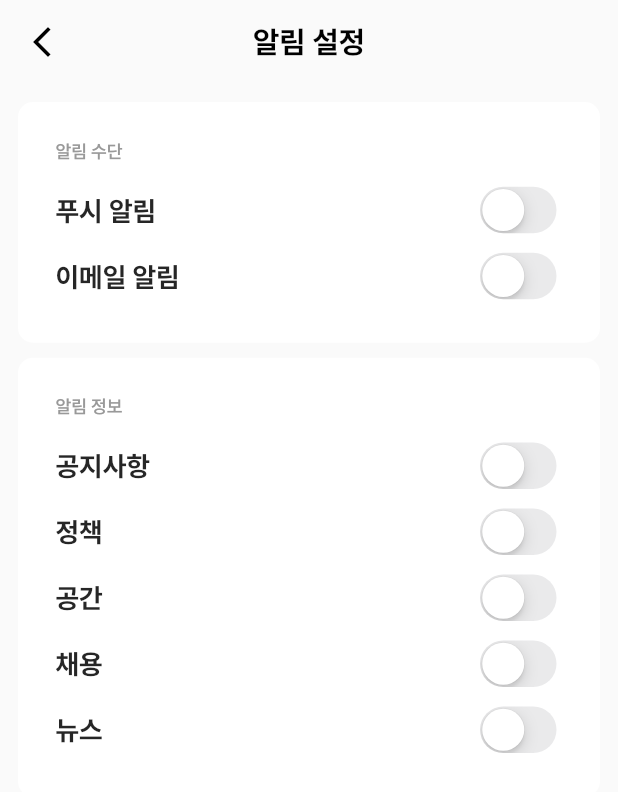
After one commit to buildin-official/ITNun-Flutter, a Flutter app: the SettingNotificationView screen opened by its route, on a phone screen of 412 x 824 dp. The commit adds this screen. Shown: the top 792 px of the screen. Run offline on Flutter 3.47's test engine with Material 2 defaults, Android fonts, the phone set to English and light mode, and no system bars; our stand-ins replace badges, flutter_hooks, get_it, go_router, injectable; project files that could hold a hidden picture were left out.

Commit message:
feat: add setting_notification page

```diff
--- /dev/null
+++ b/lib/auth/presentation/view/setting/setting_notification_view.dart
@@ -0,0 +1,136 @@
+import 'package:flutter/cupertino.dart';
+import 'package:flutter/material.dart';
+import 'package:flutter_hooks/flutter_hooks.dart';
+import 'package:itnun/common/consts.dart';
+import 'package:itnun/common/palette.dart';
+import 'package:itnun/core/presentation/widget/app_back_button.dart';
+
+class SettingNotificationView extends StatelessWidget {
+  const SettingNotificationView({Key? key}) : super(key: key);
+
+  @override
+  Widget build(BuildContext context) {
+    return Scaffold(
+      appBar:AppBar(
+        leading: const AppBackButton(),
+        title: const Text("알림 설정")
+      ),
+      body: const Padding(
+        padding: EdgeInsetsDirectional.all(12),
+        child:_SettingNotificationLayout()
+      )
+    );
+  }
+}
+
+class _SettingNotificationLayout extends HookWidget {
+  const _SettingNotificationLayout({Key? key}) : super(key: key);
+
+  @override
+  Widget build(BuildContext context) {
+    final pushNotification = useState(false);
+    final emailNotification = useState(false);
+    final notification = useState(false);
+    final policyNotification = useState(false);
+    final spaceNotification = useState(false);
+    final hireNotification = useState(false);
+    final newsNotification = useState(false);
+    // TODO: change this parts with bloc
+
+    return Column(
+      children: [
+        _NotificationSwitchContainer(
+          title: "알림 수단",
+          children: [
+            _ToggleSwitch(status: pushNotification, title: "푸시 알림"),
+            const SizedBox(height:5),
+            _ToggleSwitch(status: emailNotification, title: "이메일 알림"),
+          ]
+        ),
+        const SizedBox(height:10),
+        _NotificationSwitchContainer(
+            title: "알림 정보",
+            children: [
+              _ToggleSwitch(status: notification, title: "공지사항"),
+              const SizedBox(height:5),
+              _ToggleSwitch(status: policyNotification, title: "정책"),
+              const SizedBox(height:5),
+              _ToggleSwitch(status: spaceNotification, title: "공간"),
+              const SizedBox(height:5),
+              _ToggleSwitch(status: hireNotification, title: "채용"),
+              const SizedBox(height:5),
+              _ToggleSwitch(status: newsNotification, title: "뉴스"),
+            ]
+        )
+      ],
+    );
+  }
+}
+
+class _NotificationSwitchContainer extends StatelessWidget {
+  final String title;
+  final List<Widget> children;
+
+  const _NotificationSwitchContainer({Key? key, required this.title, required this.children}) : super(key: key);
+
+  @override
+  Widget build(BuildContext context) {
+    return Container(
+        decoration: BoxDecoration(borderRadius: BorderRadius.circular(10), color: Colors.white,),
+        child: Padding(
+          padding: const EdgeInsetsDirectional.all(25),
+          child: Column(
+            crossAxisAlignment: CrossAxisAlignment.start,
+            children: [
+              Text(
+                title,
+                style: TextStyle(
+                  fontFamily: "SUIT",
+                  fontSize: 12,
+                  fontWeight: FontWeight.w600,
+                  color: Palette.text.shade600,
+                ),
+              ),
+              const SizedBox(height:12.5),
+              Column(
+                children: children
+              )
+            ],
+          ),
+        )
+    );
+  }
+}
+
+class _ToggleSwitch extends StatelessWidget {
+  final ValueNotifier<bool> status;
+  final String title;
+
+  const _ToggleSwitch({Key? key, required this.status, required this.title}) : super(key: key);
+
+  @override
+  Widget build(BuildContext context) {
+    return Column(
+      children: [
+        Row(
+          mainAxisAlignment: MainAxisAlignment.spaceBetween,
+          children: [
+            Text(
+              title,
+              style: TextStyle(
+                color: Palette.text.shade900,
+                fontSize: 18,
+                fontWeight: FontWeight.bold,
+              ),
+            ),
+            CupertinoSwitch(
+              value: status.value,
+              onChanged: (value) => status.value = value,
+              activeColor: Palette.primary,
+            ),
+          ],
+        )
+      ],
+    );
+  }
+}
--- a/lib/common/router.dart
+++ b/lib/common/router.dart
@@ -4,6 +4,7 @@ import 'package:itnun/auth/presentation/view/login_view.dart';
 import 'package:itnun/auth/presentation/view/password_find/password_find_new_view.dart';
 import 'package:itnun/auth/presentation/view/password_find/password_find_phone_view.dart';
 import 'package:itnun/auth/presentation/view/password_find/password_find_verification_view.dart';
+import 'package:itnun/auth/presentation/view/setting/setting_notification_view.dart';
 import 'package:itnun/auth/presentation/view/signup/sign_up_agreement_view.dart';
 import 'package:itnun/auth/presentation/view/signup/sign_up_complete_view.dart';
 import 'package:itnun/auth/presentation/view/signup/sign_up_name_view.dart';
@@ -76,6 +77,16 @@ final router = GoRouter(
             ),
           ],
         ),
+        GoRoute(
+          path: "setting",
+          builder: (context, state) => const SizedBox.shrink(),
+          routes: [
+            GoRoute(
+              path: "notification",
+              builder: (context, state) => const SettingNotificationView(),
+            ),
+          ]
+        ),
       ],
     ),
   ],
```
